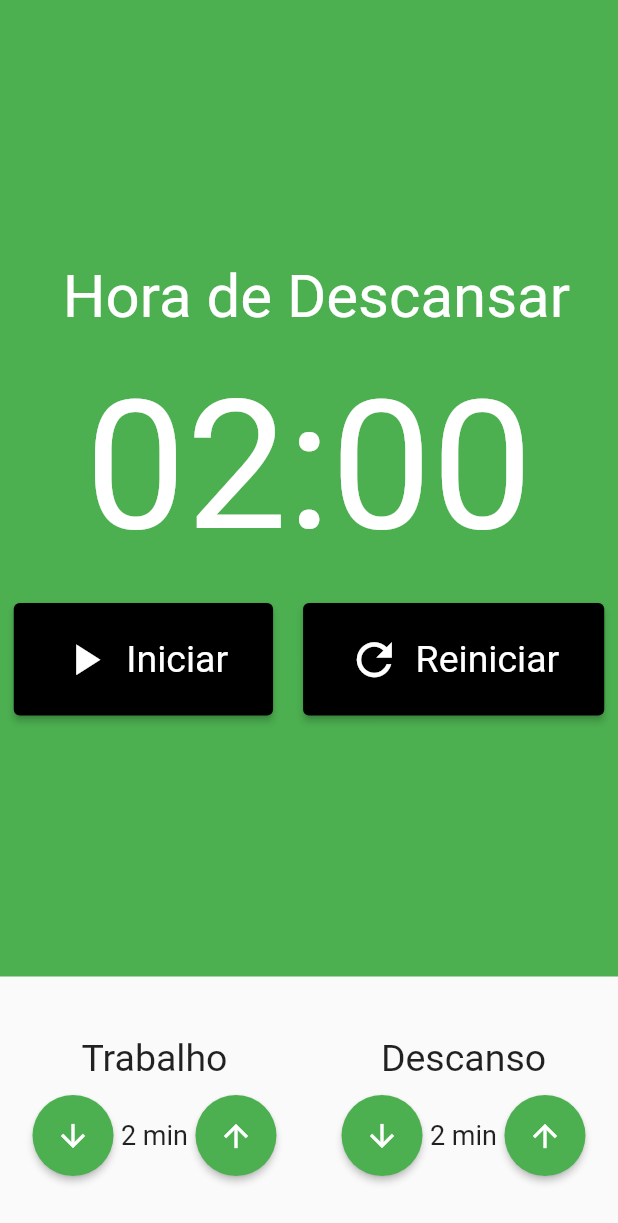
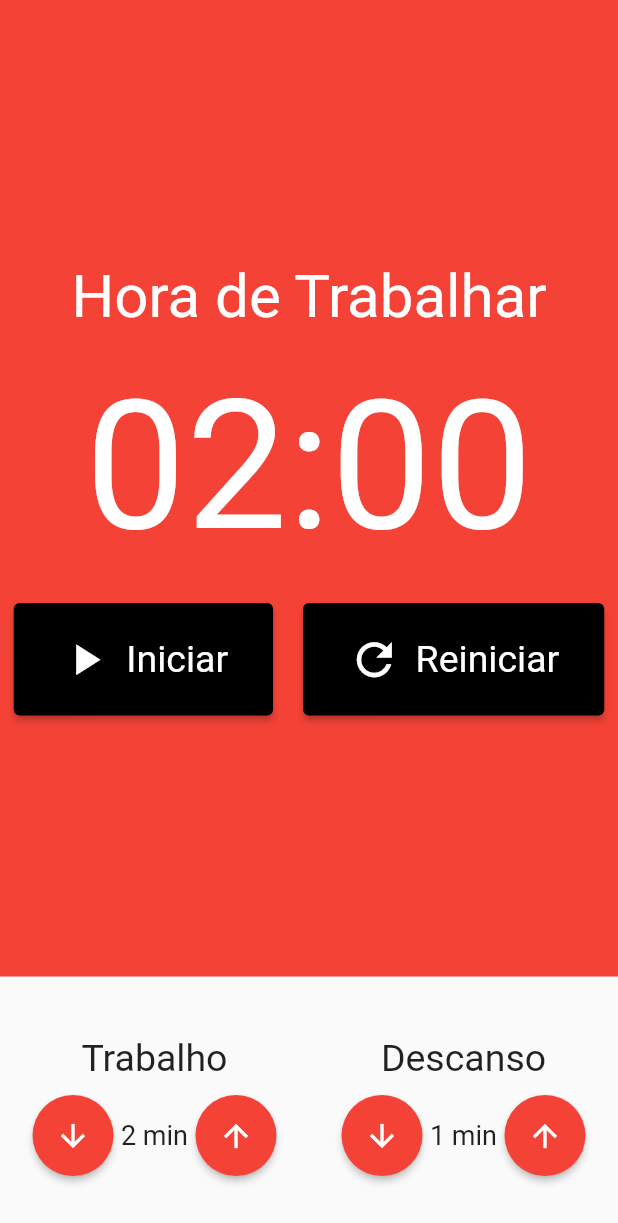
Before and after one commit to RToramaru/contador-pomodoro, a Flutter app: the screen it shows after launch, on a phone screen of 412 x 824 dp. Shown: the top 1223 px of the screen. Run offline on Flutter 3.47's test engine with Material 2 defaults, Android fonts, the phone set to English and light mode, and no system bars; our stand-ins replace flutter_mobx, mobx; generated files the repository leaves out were written again.

Commit message:
correcoes no codigo

```diff
--- a/lib/components/cronometro.dart
+++ b/lib/components/cronometro.dart
@@ -1,8 +1,8 @@
 import 'package:contador_pomodoro/components/cronometroBotao.dart';
-import 'package:contador_pomodoro/store/pomodoro.store.dart';
 import 'package:flutter/material.dart';
 import 'package:flutter_mobx/flutter_mobx.dart';
 import 'package:provider/provider.dart';
+import '../store/pomodoro.store.dart';
 
 class Cronometro extends StatelessWidget {
   const Cronometro({Key? key}) : super(key: key);
@@ -11,29 +11,31 @@ class Cronometro extends StatelessWidget {
   Widget build(BuildContext context) {
     final store = Provider.of<PomodoroStore>(context);
 
-    return Observer(builder: (_) {
+    return Observer(
+      builder: (_) {
         return Container(
           color: store.estaTrabalhando() ? Colors.red : Colors.green,
           child: Column(
-          crossAxisAlignment: CrossAxisAlignment.center,
             mainAxisAlignment: MainAxisAlignment.center,
             children: [
               Text(
                 store.estaTrabalhando()
                     ? 'Hora de Trabalhar'
-                  : ' Hora de Descansar',
-              style: TextStyle(fontSize: 40, color: Colors.white),
+                    : 'Hora de Descansar',
+                style: const TextStyle(
+                  fontSize: 40,
+                  color: Colors.white,
                 ),
-            SizedBox(
-              height: 20,
               ),
+              const SizedBox(height: 20),
               Text(
                 '${store.minutos.toString().padLeft(2, '0')}:${store.segundos.toString().padLeft(2, '0')}',
-              style: TextStyle(fontSize: 120, color: Colors.white),
+                style: const TextStyle(
+                  fontSize: 120,
+                  color: Colors.white,
                 ),
-            SizedBox(
-              height: 20,
               ),
+              const SizedBox(height: 20),
               Row(
                 mainAxisAlignment: MainAxisAlignment.center,
                 children: [
@@ -68,6 +70,7 @@ class Cronometro extends StatelessWidget {
             ],
           ),
         );
-    });
+      },
+    );
   }
 }
--- a/lib/components/cronometroBotao.dart
+++ b/lib/components/cronometroBotao.dart
@@ -1,18 +1,32 @@
-import 'package:contador_pomodoro/store/pomodoro.store.dart';
+// ignore_for_file: file_names
+
 import 'package:flutter/material.dart';
-import 'package:provider/provider.dart';
 
 class CronometroBotao extends StatelessWidget {
-  final void Function()? click;
   final String texto;
   final IconData icone;
-  const CronometroBotao(
-      {Key? key, required this.texto, required this.icone, this.click})
-      : super(key: key);
+  final void Function()? click;
+
+  const CronometroBotao({
+    Key? key,
+    required this.texto,
+    required this.icone,
+    this.click,
+  }) : super(key: key);
 
   @override
   Widget build(BuildContext context) {
     return ElevatedButton(
+      style: ElevatedButton.styleFrom(
+        primary: Colors.black,
+        padding: const EdgeInsets.symmetric(
+          horizontal: 30,
+          vertical: 20,
+        ),
+        textStyle: const TextStyle(
+          fontSize: 25,
+        ),
+      ),
       onPressed: click,
       child: Row(
         children: [
@@ -20,17 +34,11 @@ class CronometroBotao extends StatelessWidget {
             padding: const EdgeInsets.only(right: 10),
             child: Icon(
               icone,
-              color: Colors.white,
               size: 35,
             ),
           ),
-          Text(texto)
+          Text(texto),
         ],
-      ),
-      style: ElevatedButton.styleFrom(
-        padding: EdgeInsets.symmetric(horizontal: 30, vertical: 20),
-        primary: Colors.black,
-        textStyle: TextStyle(fontSize: 25),
       ),
     );
   }
--- a/lib/components/entradaTempo.dart
+++ b/lib/components/entradaTempo.dart
@@ -1,20 +1,22 @@
-import 'package:contador_pomodoro/store/pomodoro.store.dart';
+// ignore_for_file: file_names
+
 import 'package:flutter/material.dart';
 import 'package:provider/provider.dart';
+import '../store/pomodoro.store.dart';
 
 class EntradaTempo extends StatelessWidget {
   final String titulo;
   final int valor;
-  final void Function()? incremento;
-  final void Function()? decremento;
+  final void Function()? inc;
+  final void Function()? dec;
 
-  const EntradaTempo(
-      {Key? key,
-      required this.titulo,
-      required this.valor,
-      this.incremento,
-      this.decremento})
-      : super(key: key);
+  const EntradaTempo({
+    Key? key,
+    required this.titulo,
+    required this.valor,
+    this.inc,
+    this.dec,
+  }) : super(key: key);
 
   @override
   Widget build(BuildContext context) {
@@ -23,41 +25,43 @@ class EntradaTempo extends StatelessWidget {
     return Column(
       crossAxisAlignment: CrossAxisAlignment.center,
       children: [
-        Text(titulo,
-            style: TextStyle(
-              fontSize: 25,
-            )),
-        SizedBox(height: 10),
+        Text(
+          titulo,
+          style: const TextStyle(
+            fontSize: 25,
+          ),
+        ),
+        const SizedBox(height: 10),
         Row(
           mainAxisAlignment: MainAxisAlignment.center,
           children: [
             ElevatedButton(
-              onPressed: decremento,
+              onPressed: dec,
               child: const Icon(
                 Icons.arrow_downward,
                 color: Colors.white,
               ),
               style: ElevatedButton.styleFrom(
-                shape: CircleBorder(),
-                padding: EdgeInsets.all(15),
+                shape: const CircleBorder(),
+                padding: const EdgeInsets.all(15),
                 primary: store.estaTrabalhando() ? Colors.red : Colors.green,
               ),
             ),
             Text(
               '$valor min',
-              style: TextStyle(
+              style: const TextStyle(
                 fontSize: 18,
               ),
             ),
             ElevatedButton(
-              onPressed: incremento,
+              onPressed: inc,
               child: const Icon(
                 Icons.arrow_upward,
                 color: Colors.white,
               ),
               style: ElevatedButton.styleFrom(
-                shape: CircleBorder(),
-                padding: EdgeInsets.all(15),
+                shape: const CircleBorder(),
+                padding: const EdgeInsets.all(15),
                 primary: store.estaTrabalhando() ? Colors.red : Colors.green,
               ),
             ),
--- a/lib/pages/pomodoro.dart
+++ b/lib/pages/pomodoro.dart
@@ -16,7 +16,7 @@ class Pomodoro extends StatelessWidget {
       body: Column(
         crossAxisAlignment: CrossAxisAlignment.stretch,
         children: [
-          Expanded(child: Cronometro()),
+          const Expanded(child: Cronometro()),
           Padding(
             padding: const EdgeInsets.symmetric(vertical: 40),
             child: Observer(
@@ -26,27 +26,27 @@ class Pomodoro extends StatelessWidget {
                   EntradaTempo(
                     titulo: 'Trabalho',
                     valor: store.tempoTrabalho,
-                    incremento: store.iniciado && store.estaTrabalhando()
+                    inc: store.iniciado && store.estaTrabalhando()
                         ? null
                         : store.incrementarTempoTrabalho,
-                    decremento: store.iniciado && store.estaTrabalhando()
+                    dec: store.iniciado && store.estaTrabalhando()
                         ? null
                         : store.decrementarTempoTrabalho,
                   ),
                   EntradaTempo(
                     titulo: 'Descanso',
                     valor: store.tempoDescanso,
-                    incremento: store.iniciado && store.estaDescansando()
+                    inc: store.iniciado && store.estaDescansando()
                         ? null
                         : store.incrementarTempoDescanso,
-                    decremento: store.iniciado && store.estaDescansando()
+                    dec: store.iniciado && store.estaDescansando()
                         ? null
                         : store.decrementarTempoDescanso,
-                  )
+                  ),
                 ],
               ),
             ),
-          ),
+          )
         ],
       ),
     );
--- a/lib/store/pomodoro.store.dart
+++ b/lib/store/pomodoro.store.dart
@@ -1,3 +1,5 @@
+// ignore_for_file: constant_identifier_names
+
 import 'dart:async';
 
 import 'package:mobx/mobx.dart';
@@ -22,17 +24,17 @@ abstract class _PomodoroStore with Store {
   int tempoTrabalho = 2;
 
   @observable
-  int tempoDescanso = 2;
+  int tempoDescanso = 1;
 
   @observable
-  TipoIntervalo tipoIntervalo = TipoIntervalo.DESCANSO;
+  TipoIntervalo tipoIntervalo = TipoIntervalo.TRABALHO;
 
   Timer? cronometro;
 
   @action
   void iniciar() {
     iniciado = true;
-    cronometro = Timer.periodic(Duration(seconds: 50), (timer) {
+    cronometro = Timer.periodic(const Duration(seconds: 50), (timer) {
       if (minutos == 0 && segundos == 0) {
         _trocarTipoIntervalo();
       } else if (segundos == 0) {
@@ -69,10 +71,9 @@ abstract class _PomodoroStore with Store {
   void decrementarTempoTrabalho() {
     if (tempoTrabalho > 1) {
       tempoTrabalho--;
-    }
-
-    if (estaTrabalhando()) {
-      reiniciar();
+      if (estaTrabalhando()) {
+        reiniciar();
+      }
     }
   }
 
@@ -88,10 +89,9 @@ abstract class _PomodoroStore with Store {
   void decrementarTempoDescanso() {
     if (tempoDescanso > 1) {
       tempoDescanso--;
-    }
-
-    if (estaDescansando()) {
-      reiniciar();
+      if (estaDescansando()) {
+        reiniciar();
+      }
     }
   }
 
```
Also changed, not shown: 1 other file. Lines whose indentation alone changed are shown as unchanged.
